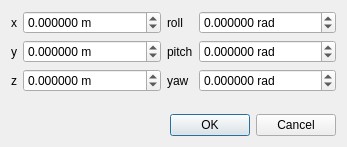
This is guilib/src/ui/editConstraintDialog.ui in introlab/rtabmap as Qt 5 draws it before an edit. The edited form follows.
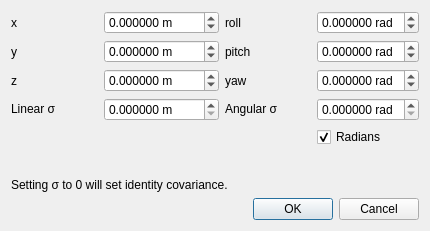
This is the edited form.

Commit message: DbViewer: manual constraints can now be added (http://official-rtab-map-forum.67519.x6.nabble.com/Manually-adding-modifying-node-constraints-td6983.html)

Diff of the .ui file:
```diff
--- a/guilib/src/ui/editConstraintDialog.ui
+++ b/guilib/src/ui/editConstraintDialog.ui
@@ -6,8 +6,8 @@
    <rect>
     <x>0</x>
     <y>0</y>
-    <width>347</width>
-    <height>147</height>
+    <width>430</width>
+    <height>231</height>
    </rect>
   </property>
   <property name="windowTitle">
@@ -15,7 +15,7 @@
   </property>
   <layout class="QVBoxLayout" name="verticalLayout">
    <item>
-    <layout class="QGridLayout" name="gridLayout" columnstretch="0,1,0,1">
+    <layout class="QGridLayout" name="gridLayout" columnstretch="0,0,0,0">
      <item row="0" column="0">
       <widget class="QLabel" name="label">
        <property name="text">
@@ -172,6 +172,74 @@
        </property>
       </widget>
      </item>
+     <item row="3" column="1">
+      <widget class="QDoubleSpinBox" name="linear_sigma">
+       <property name="suffix">
+        <string> m</string>
+       </property>
+       <property name="decimals">
+        <number>6</number>
+       </property>
+       <property name="minimum">
+        <double>0.000000000000000</double>
+       </property>
+       <property name="maximum">
+        <double>9999.000000000000000</double>
+       </property>
+       <property name="singleStep">
+        <double>0.001000000000000</double>
+       </property>
+       <property name="value">
+        <double>0.000000000000000</double>
+       </property>
+      </widget>
+     </item>
+     <item row="3" column="3">
+      <widget class="QDoubleSpinBox" name="angular_sigma">
+       <property name="suffix">
+        <string> rad</string>
+       </property>
+       <property name="decimals">
+        <number>6</number>
+       </property>
+       <property name="minimum">
+        <double>0.000000000000000</double>
+       </property>
+       <property name="maximum">
+        <double>3.150000000000000</double>
+       </property>
+       <property name="singleStep">
+        <double>0.001000000000000</double>
+       </property>
+       <property name="value">
+        <double>0.000000000000000</double>
+       </property>
+      </widget>
+     </item>
+     <item row="3" column="0">
+      <widget class="QLabel" name="label_7">
+       <property name="text">
+        <string>&lt;html&gt;&lt;head/&gt;&lt;body&gt;&lt;p&gt;Linear &amp;sigma; &lt;/p&gt;&lt;/body&gt;&lt;/html&gt;</string>
+       </property>
+      </widget>
+     </item>
+     <item row="3" column="2">
+      <widget class="QLabel" name="label_8">
+       <property name="text">
+        <string>&lt;html&gt;&lt;head/&gt;&lt;body&gt;&lt;p&gt;Angular σ&lt;/p&gt;&lt;/body&gt;&lt;/html&gt;</string>
+       </property>
+      </widget>
+     </item>
+     <item row="4" column="3">
+      <widget class="QCheckBox" name="checkBox_radians">
+       <property name="text">
+        <string>Radians</string>
+       </property>
+       <property name="checked">
+        <bool>true</bool>
+       </property>
+      </widget>
+     </item>
     </layout>
    </item>
    <item>
@@ -187,6 +255,13 @@
      </property>
     </spacer>
    </item>
+   <item>
+    <widget class="QLabel" name="label_9">
+     <property name="text">
+      <string>&lt;html&gt;&lt;head/&gt;&lt;body&gt;&lt;p&gt;Setting &amp;sigma; to 0 will set identity covariance.&lt;/p&gt;&lt;/body&gt;&lt;/html&gt;</string>
+     </property>
+    </widget>
+   </item>
    <item>
     <widget class="QDialogButtonBox" name="buttonBox">
      <property name="orientation">
```
The commit also changes 5 other files.
